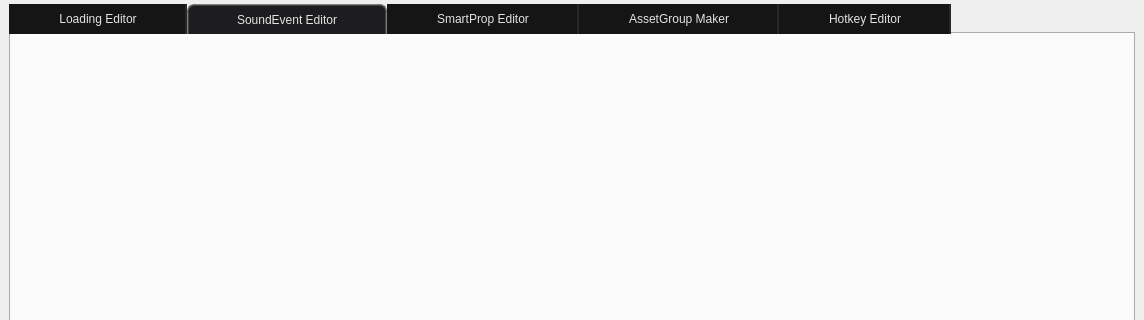
Before: the Qt Designer form src/main.ui in dertwist/Hammer5Tools, drawn with Qt 5; both pictures show x 0 to 1144 and y 0 to 320 of the 1144 by 799 pixel window.
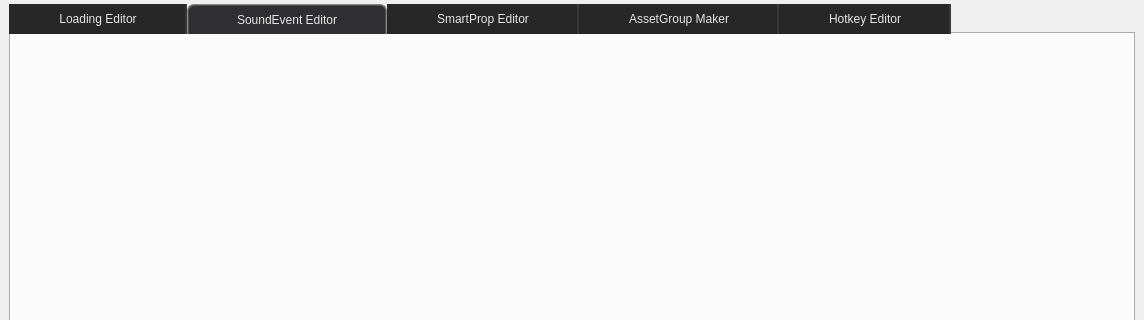
After: the same form once the commit is applied. Icons and pictures are not drawn.

The edit to the form file:
```diff
--- a/src/main.ui
+++ b/src/main.ui
@@ -52,18 +52,18 @@
        </size>
       </property>
       <property name="styleSheet">
-       <string notr="true">background-color: #1d1d1f;
+       <string notr="true">background-color: #2f2f31;
 QTabWidget::pane {
     background-color: solid red;
     border-radius: 0px;
     border: 2px solid gray;
-    border-color: #363639;
-    background-color: #1d1d1f;
+    border-color: #464649;
+    background-color: #2f2f31;
 }
 /* ========================================================== */
 QTabBar::tab {
-    background-color: #323232;
-    color: #9A9F91;
+    background-color: #424242;
+    color: #a2a79a;
     border-radius: 0px;
     border-top-right-radius: 0px;
     border-top-left-radius: 0px;
@@ -77,13 +77,13 @@
     font: 700 10pt &quot;Segoe UI&quot;;
     border-left: 2px solid darkgray;
     border-top: 0px solid darkgray;
-    border-color: #151515;
-    border-right: 2px solid rgba(80, 80, 80, 80);
+    border-color: #272727;
+    border-right: 2px solid rgba(94, 94, 94, 80);
 
 
 
-    color: #E3E3E3;
-    background-color: #151515;
+    color: #e5e5e5;
+    background-color: #272727;
 
 }
 QTabBar::tab:selected {
@@ -97,10 +97,10 @@
     border-bottom: 0px solid black;
 
     font: 700 10pt &quot;Segoe UI&quot;;
-    border-color: rgba(80, 80, 80, 180);
+    border-color: rgba(94, 94, 94, 180);
     height:20px;
-    color: #E3E3E3;
-    background-color: #1d1d1f;
+    color: #e5e5e5;
+    background-color: #2f2f31;
 }</string>
       </property>
       <property name="currentIndex">
```
Left out of the diff: 2 changed lines with no effect on the pictures.
